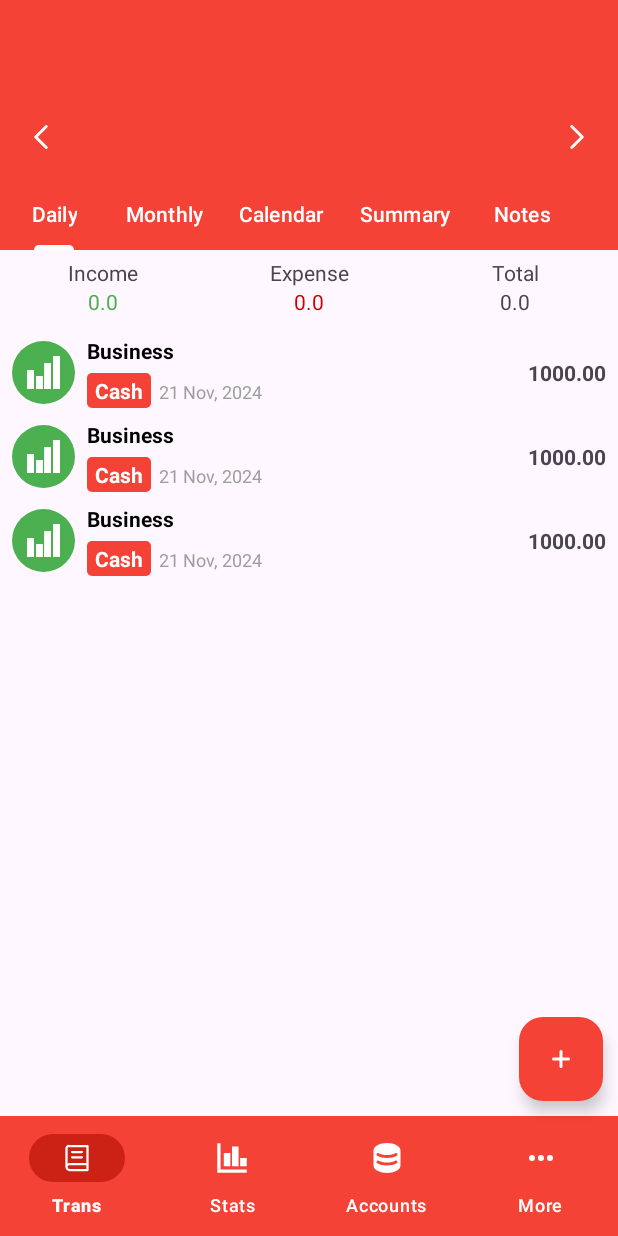
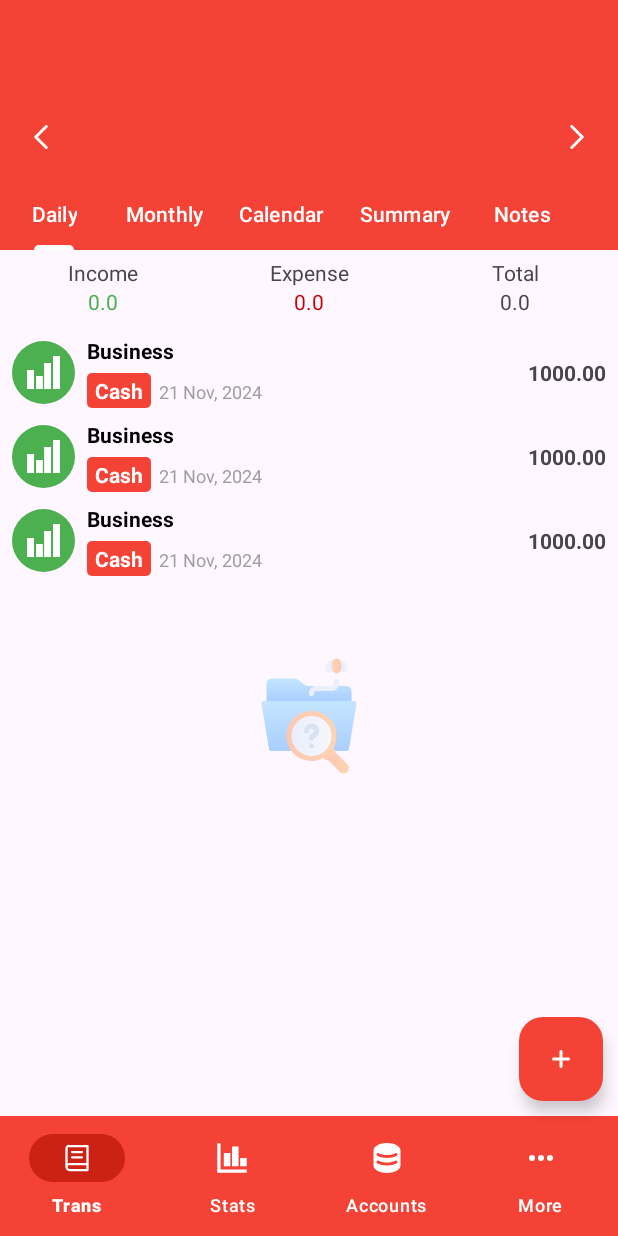
Before and after one commit to santoshray07/personal_finance_tracker, an Android app: the layout activity_main.xml on its own in the app's theme, with its tools: preview values and no code run, on a phone screen of 412 x 824 dp. Run offline under Robolectric (Android 15) with nearby library versions, the phone set to English and light mode, and no system bars; Roboto replaces fonts that are not available here.

Commit message:
added: dynamic transactions

```diff
--- a/app/src/main/java/com/example/mr_me/models/Transaction.java
+++ b/app/src/main/java/com/example/mr_me/models/Transaction.java
@@ -137,4 +137,5 @@ public class Transaction extends RealmObject {
     public void setId(long id) { this.id = id; }
     public long getTimestamp() { return timestamp; }
     public void setTimestamp(long timestamp) { this.timestamp = timestamp; }
+
 }
--- a/app/src/main/res/layout/activity_main.xml
+++ b/app/src/main/res/layout/activity_main.xml
@@ -214,6 +214,20 @@
         app:layout_constraintEnd_toEndOf="parent"
         app:layout_constraintStart_toStartOf="parent"
         app:layout_constraintTop_toBottomOf="@+id/linearLayout2"
-        tools:listitem="@layout/row_transaction" />
+        tools:listitem="@layout/row_transaction" >
+
+    </androidx.recyclerview.widget.RecyclerView>
+
+    <ImageView
+        android:id="@+id/emptyState"
+        android:layout_width="80dp"
+        android:layout_height="80dp"
+        android:alpha="0.5"
+        android:visibility="visible"
+        app:layout_constraintBottom_toTopOf="@+id/bottomNavigationView"
+        app:layout_constraintEnd_toEndOf="@+id/transactionsList"
+        app:layout_constraintStart_toStartOf="@+id/transactionsList"
+        app:layout_constraintTop_toBottomOf="@+id/linearLayout2"
+        app:srcCompat="@drawable/empty_state" />
 
 </androidx.constraintlayout.widget.ConstraintLayout>
```
Also changed, not shown: app/src/main/java/com/example/mr_me/viewmodels/MainViewModels.java (+3 -7 lines), app/src/main/java/com/example/mr_me/views/activities/MainActivity.java (+13 -4 lines), app/src/main/java/com/example/mr_me/views/fragments/AddTransactionFragment.java (+28 -1 lines).
